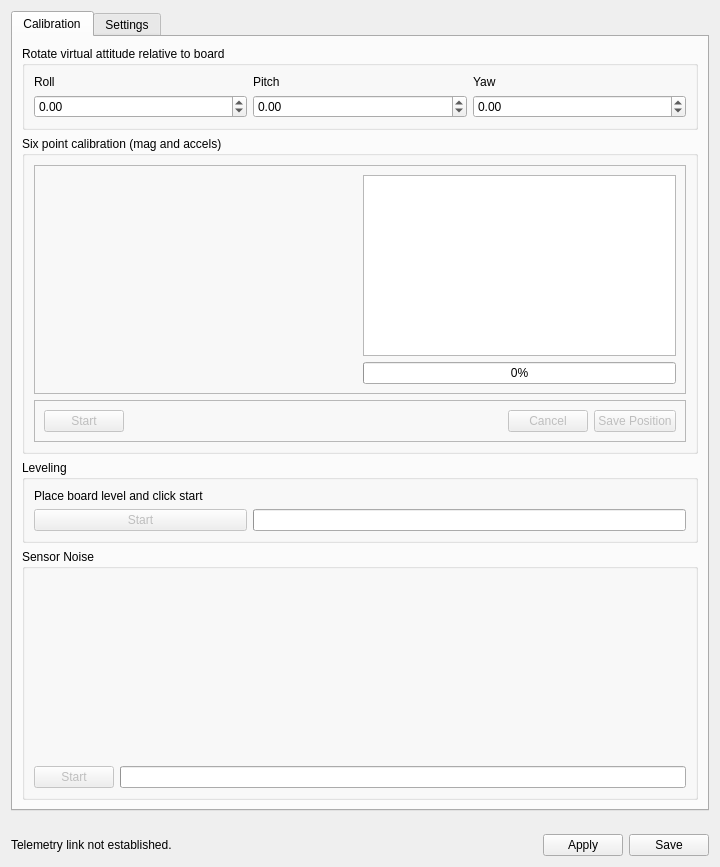
Before: the Qt Designer form ground/openpilotgcs/src/plugins/config/revosensors.ui in TauLabs/TauLabs, drawn with Qt 5.
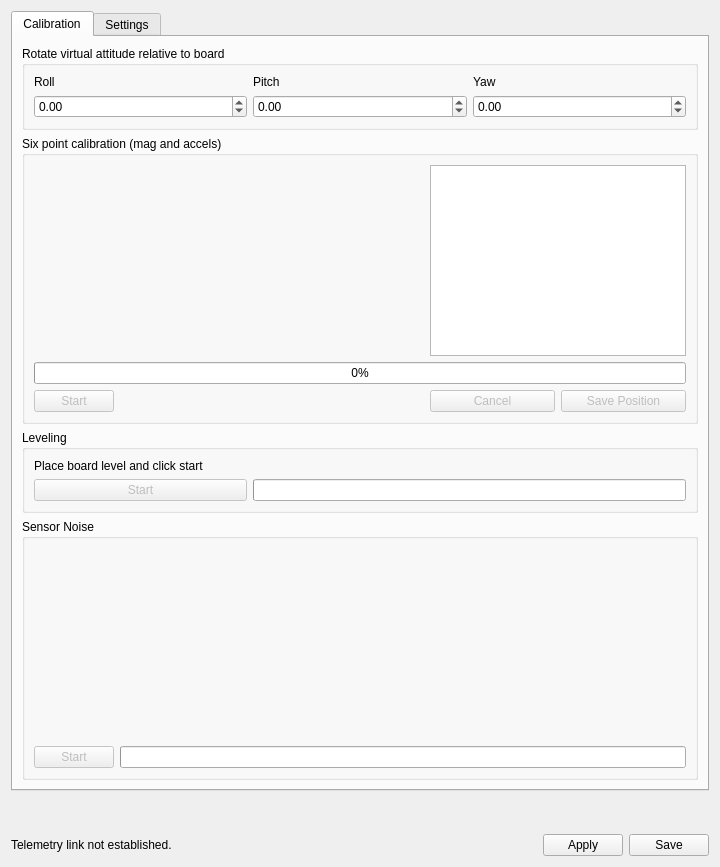
After: the same form once the commit is applied. Icons and pictures are not drawn.

Commit message: Calibration UI: Get rid of unnecessary nested box

```diff
--- a/ground/openpilotgcs/src/plugins/config/revosensors.ui
+++ b/ground/openpilotgcs/src/plugins/config/revosensors.ui
@@ -123,16 +123,33 @@
           <string>Six point calibration (mag and accels)</string>
          </property>
          <layout class="QGridLayout" name="gridLayout_4">
-          <item row="0" column="0">
-           <widget class="QFrame" name="frame_2">
-            <property name="frameShape">
-             <enum>QFrame::StyledPanel</enum>
+          <item row="2" column="0">
+           <widget class="QPushButton" name="sixPointStart">
+            <property name="enabled">
+             <bool>false</bool>
             </property>
-            <property name="frameShadow">
-             <enum>QFrame::Raised</enum>
+            <property name="toolTip">
+             <string>Launch a sensor range and bias calibration.</string>
             </property>
-            <layout class="QGridLayout" name="gridLayout_5">
-             <item row="1" column="0">
+            <property name="text">
+             <string>Start</string>
+            </property>
+           </widget>
+          </item>
+          <item row="2" column="1">
+           <spacer name="horizontalSpacer_3">
+            <property name="orientation">
+             <enum>Qt::Horizontal</enum>
+            </property>
+            <property name="sizeHint" stdset="0">
+             <size>
+              <width>40</width>
+              <height>20</height>
+             </size>
+            </property>
+           </spacer>
+          </item>
+          <item row="0" column="0" colspan="2">
               <widget class="QGraphicsView" name="sixPointHelp">
                <property name="sizePolicy">
                 <sizepolicy hsizetype="Expanding" vsizetype="MinimumExpanding">
@@ -154,65 +171,14 @@
                </property>
               </widget>
              </item>
-             <item row="1" column="2">
-              <widget class="QTextEdit" name="sixPointCalibInstructions"/>
-             </item>
-             <item row="2" column="2">
+          <item row="1" column="0" colspan="5">
               <widget class="QProgressBar" name="sixPointProgress">
                <property name="value">
                 <number>0</number>
                </property>
               </widget>
              </item>
-            </layout>
-           </widget>
-          </item>
-          <item row="1" column="0">
-           <widget class="QFrame" name="frame">
-            <property name="frameShape">
-             <enum>QFrame::StyledPanel</enum>
-            </property>
-            <property name="frameShadow">
-             <enum>QFrame::Raised</enum>
-            </property>
-            <layout class="QHBoxLayout" name="horizontalLayout">
-             <item>
-              <widget class="QPushButton" name="sixPointStart">
-               <property name="enabled">
-                <bool>false</bool>
-               </property>
-               <property name="toolTip">
-                <string>Launch a sensor range and bias calibration.</string>
-               </property>
-               <property name="text">
-                <string>Start</string>
-               </property>
-              </widget>
-             </item>
-             <item>
-              <spacer name="horizontalSpacer_3">
-               <property name="orientation">
-                <enum>Qt::Horizontal</enum>
-               </property>
-               <property name="sizeHint" stdset="0">
-                <size>
-                 <width>40</width>
-                 <height>20</height>
-                </size>
-               </property>
-              </spacer>
-             </item>
-             <item>
-              <widget class="QPushButton" name="sixPointCancel">
-               <property name="enabled">
-                <bool>false</bool>
-               </property>
-               <property name="text">
-                <string>Cancel</string>
-               </property>
-              </widget>
-             </item>
-             <item>
+          <item row="2" column="4">
               <widget class="QPushButton" name="sixPointSave">
                <property name="enabled">
                 <bool>false</bool>
@@ -225,9 +191,19 @@
                </property>
               </widget>
              </item>
-            </layout>
+          <item row="2" column="3">
+           <widget class="QPushButton" name="sixPointCancel">
+            <property name="enabled">
+             <bool>false</bool>
+            </property>
+            <property name="text">
+             <string>Cancel</string>
+            </property>
            </widget>
           </item>
+          <item row="0" column="3" colspan="2">
+           <widget class="QTextEdit" name="sixPointCalibInstructions"/>
+          </item>
          </layout>
         </widget>
        </item>
```
Lines whose indentation alone changed are shown as unchanged. The commit also changes 1 other file.
